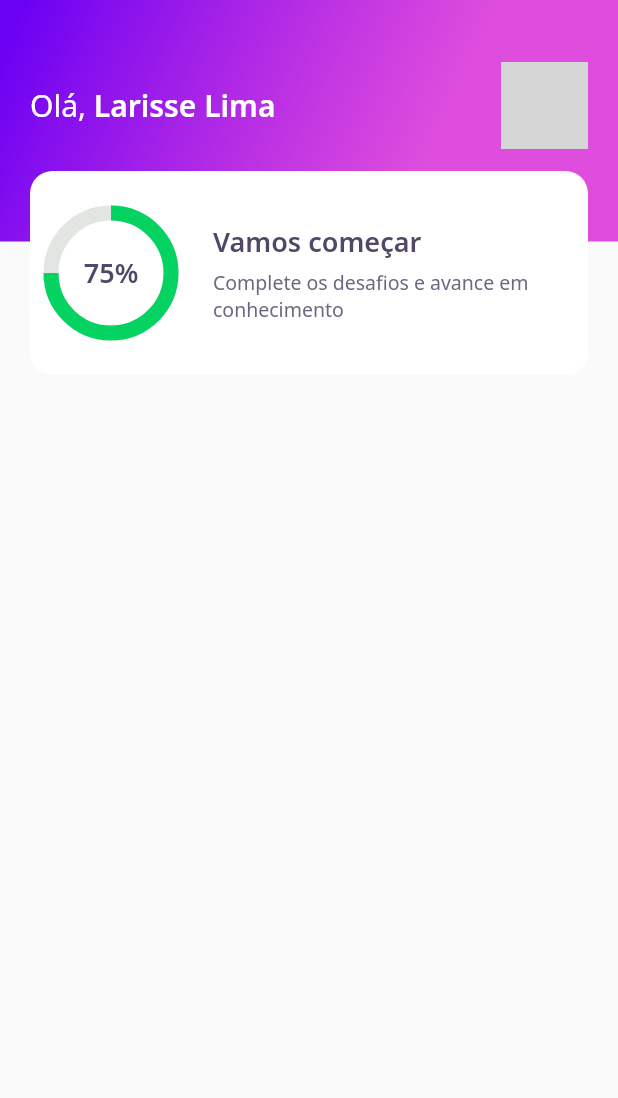
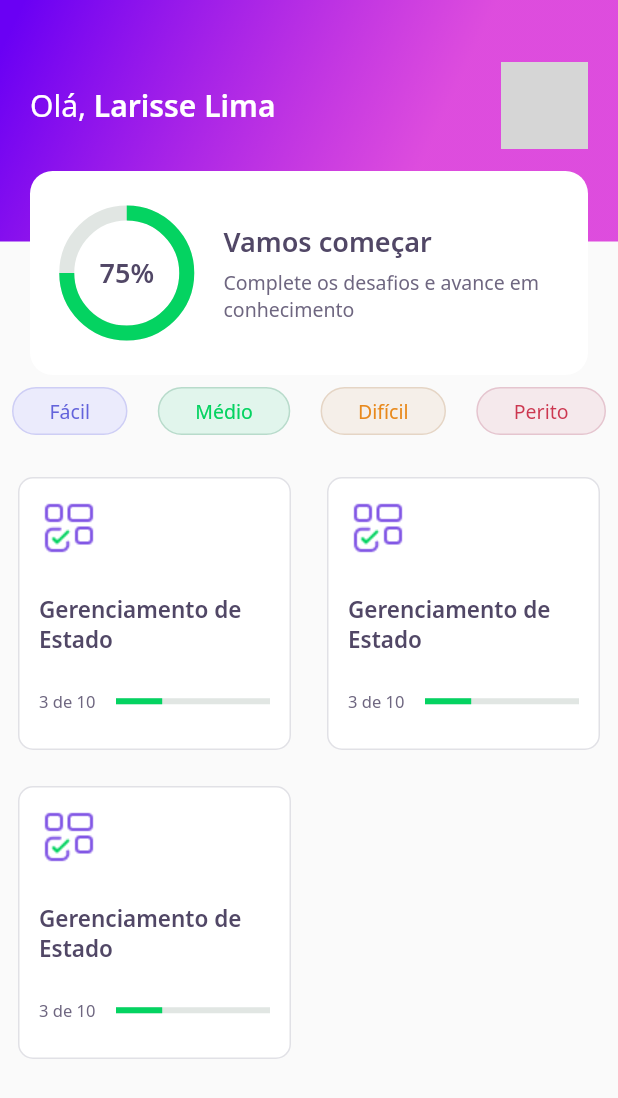
Before and after one commit to LarisseLima/dev-quiz, a Flutter app: the screen it shows after launch, on a phone screen of 412 x 824 dp. Shown: the top 1098 px of the screen. Run offline on Flutter 3.47's test engine with Material 2 defaults, Android fonts, the phone set to English and light mode, and no system bars; our stand-ins replace google_fonts; network calls fail; grey boxes are pictures that could not be loaded.

```diff
--- a/lib/home/home_page.dart
+++ b/lib/home/home_page.dart
@@ -1,4 +1,6 @@
 import 'package:dev_quiz/home/widgets/appbar/app_bar_widget.dart';
+import 'package:dev_quiz/home/widgets/level_button/level_button_widget.dart';
+import 'package:dev_quiz/home/widgets/quiz_card/quiz_card_widget.dart';
 import 'package:flutter/material.dart';
 
 class HomePage extends StatefulWidget {
@@ -12,7 +14,36 @@ class _HomePageState extends State<HomePage> {
   @override
   Widget build(BuildContext context) {
     return Scaffold(
-      appBar: AppBarWidget(),
-    );
+        appBar: AppBarWidget(),
+        body: Padding(
+          padding: const EdgeInsets.all(8.0),
+          child: Column(
+            children: [
+              Row(
+                mainAxisAlignment: MainAxisAlignment.spaceBetween,
+                children: [
+                  LevelButtonWidget(label: "Fácil"),
+                  LevelButtonWidget(label: "Médio"),
+                  LevelButtonWidget(label: "Difícil"),
+                  LevelButtonWidget(label: "Perito"),
+                ],
+              ),
+              SizedBox(
+                height: 24,
+              ),
+              Expanded(
+                  child: GridView.count(
+                crossAxisCount: 2,
+                crossAxisSpacing: 16,
+                mainAxisSpacing: 16,
+                children: [
+                  QuizCardWidget(),
+                  QuizCardWidget(),
+                  QuizCardWidget()
+                ],
+              ))
+            ],
+          ),
+        ));
   }
 }
--- /dev/null
+++ b/lib/home/widgets/level_button/level_button_widget.dart
@@ -0,0 +1,57 @@
+import 'package:dev_quiz/core/app_colors.dart';
+import 'package:flutter/material.dart';
+import 'package:google_fonts/google_fonts.dart';
+
+class LevelButtonWidget extends StatelessWidget {
+  final String label;
+  LevelButtonWidget({
+    Key? key,
+    required this.label,
+  })   : assert(["Fácil", "Médio", "Difícil", "Perito"].contains(label)),
+        super(key: key);
+
+  final config = {
+    "Fácil": {
+      "color": AppColors.levelButtonFacil,
+      "borderColor": AppColors.levelButtonBorderFacil,
+      "fontColor": AppColors.levelButtonTextFacil
+    },
+    "Médio": {
+      "color": AppColors.levelButtonMedio,
+      "borderColor": AppColors.levelButtonBorderMedio,
+      "fontColor": AppColors.levelButtonTextMedio
+    },
+    "Difícil": {
+      "color": AppColors.levelButtonDificil,
+      "borderColor": AppColors.levelButtonBorderDificil,
+      "fontColor": AppColors.levelButtonTextDificil
+    },
+    "Perito": {
+      "color": AppColors.levelButtonPerito,
+      "borderColor": AppColors.levelButtonBorderPerito,
+      "fontColor": AppColors.levelButtonTextPerito
+    },
+  };
+
+  Color get color => config[label]!['color']!;
+  Color get borderColor => config[label]!['borderColor']!;
+  Color get fontColor => config[label]!['fontColor']!;
+
+  @override
+  Widget build(BuildContext context) {
+    return Container(
+      decoration: BoxDecoration(
+        color: color,
+        border: Border.fromBorderSide(BorderSide(color: borderColor)),
+        borderRadius: BorderRadius.circular(28),
+      ),
+      child: Padding(
+        padding: const EdgeInsets.symmetric(horizontal: 24, vertical: 6),
+        child: Text(
+          label,
+          style: GoogleFonts.notoSans(color: fontColor, fontSize: 13),
+        ),
+      ),
+    );
+  }
+}
--- /dev/null
+++ b/lib/home/widgets/quiz_card/quiz_card_widget.dart
@@ -0,0 +1,53 @@
+import 'package:dev_quiz/core/app_colors.dart';
+import 'package:dev_quiz/core/app_images.dart';
+import 'package:dev_quiz/core/app_text_styles.dart';
+import 'package:dev_quiz/shared/widgets/progress_indicator_widget.dart';
+import 'package:flutter/material.dart';
+
+class QuizCardWidget extends StatelessWidget {
+  @override
+  Widget build(BuildContext context) {
+    return Padding(
+      padding: const EdgeInsets.all(4.0),
+      child: Container(
+        padding: EdgeInsets.all(13),
+        decoration: BoxDecoration(
+            border: Border.fromBorderSide(BorderSide(color: AppColors.border)),
+            color: AppColors.white,
+            borderRadius: BorderRadius.circular(10)),
+        child: Column(
+          crossAxisAlignment: CrossAxisAlignment.start,
+          children: [
+            Container(
+                width: 40, height: 40, child: Image.asset(AppImages.blocks)),
+            SizedBox(
+              height: 24,
+            ),
+            Text(
+              "Gerenciamento de Estado",
+              style: AppTextStyles.heading15,
+            ),
+            SizedBox(
+              height: 24,
+            ),
+            Row(
+              children: [
+                Expanded(
+                  flex: 1,
+                  child: Text(
+                    "3 de 10",
+                    style: AppTextStyles.body11,
+                  ),
+                ),
+                Expanded(
+                  flex: 2,
+                  child: ProgressIndicatorWidget(value: 0.3),
+                )
+              ],
+            )
+          ],
+        ),
+      ),
+    );
+  }
+}
--- a/lib/home/widgets/score_card/score_card_widget.dart
+++ b/lib/home/widgets/score_card/score_card_widget.dart
@@ -17,7 +17,7 @@ class ScoreCardWidget extends StatelessWidget {
           borderRadius: BorderRadius.circular(15),
         ),
         child: Padding(
-          padding: const EdgeInsets.symmetric(horizontal: 10),
+          padding: const EdgeInsets.symmetric(horizontal: 24),
           child: Row(
             crossAxisAlignment: CrossAxisAlignment.center,
             children: [
--- /dev/null
+++ b/lib/shared/widgets/progress_indicator_widget.dart
@@ -0,0 +1,16 @@
+import 'package:dev_quiz/core/app_colors.dart';
+import 'package:flutter/material.dart';
+
+class ProgressIndicatorWidget extends StatelessWidget {
+  final double value;
+  const ProgressIndicatorWidget({Key? key, required this.value})
+      : super(key: key);
+  @override
+  Widget build(BuildContext context) {
+    return LinearProgressIndicator(
+      value: 0.3,
+      backgroundColor: AppColors.chartSecondary,
+      valueColor: AlwaysStoppedAnimation<Color>(AppColors.chartPrimary),
+    );
+  }
+}
```
Also changed, not shown: lib/chalenge/chalenge_page.dart (added, +21 -0 lines), lib/chalenge/widgets/awnser/awnser_widget.dart (added, +78 -0 lines), lib/chalenge/widgets/question_indicator/quest_indicator_widget.dart (added, +35 -0 lines), lib/chalenge/widgets/quiz/quiz_widget.dart (added, +40 -0 lines).
